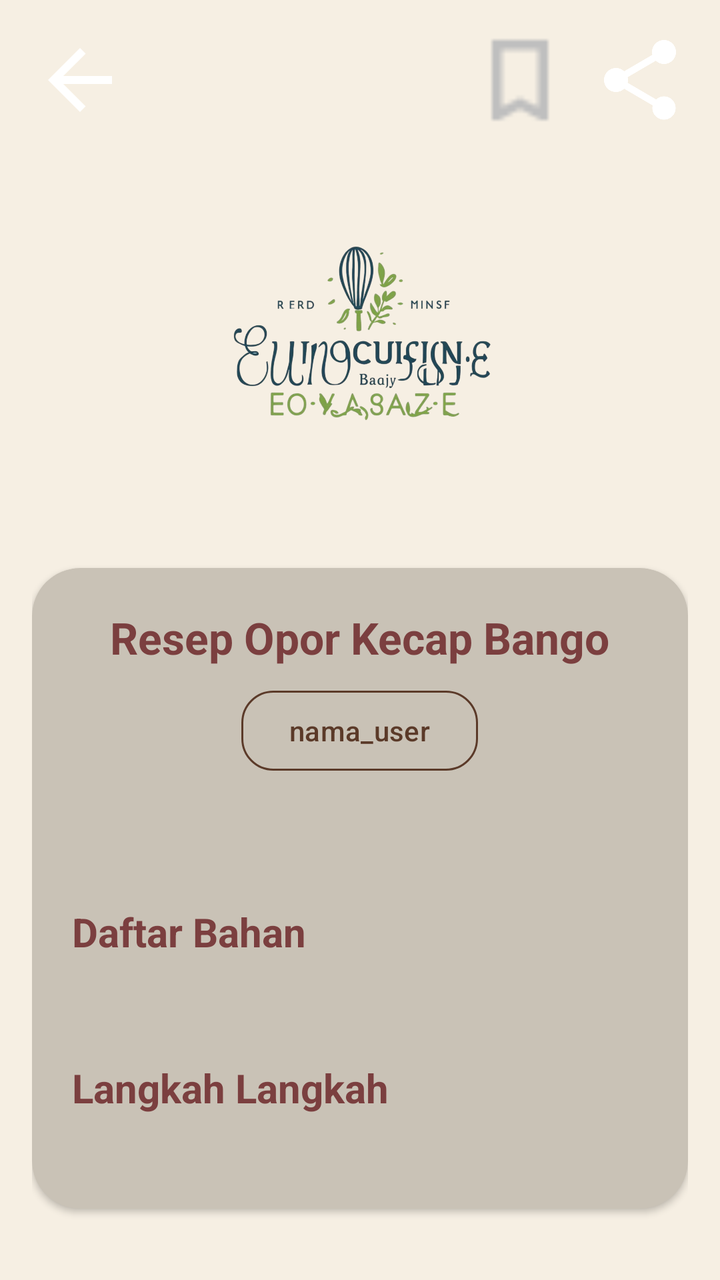
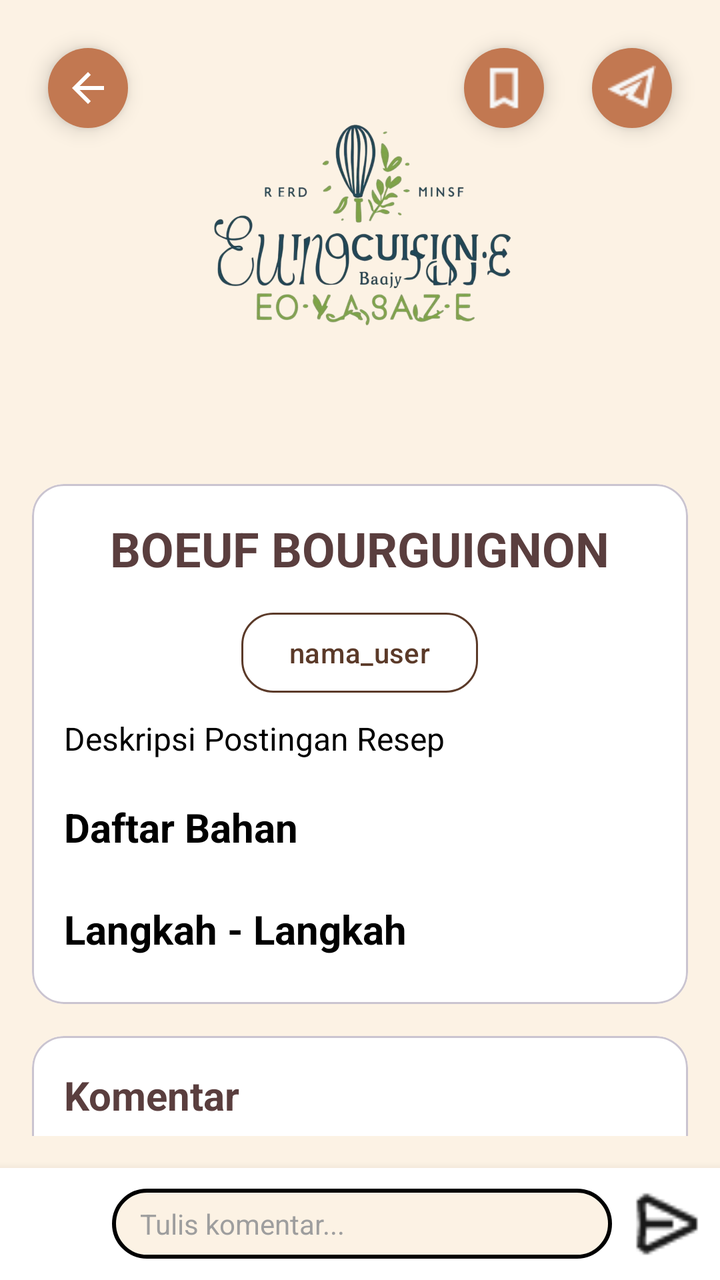

An Android layout rendered at two revisions. The XML below is the earlier revision; the diff shows what the commit changed to produce the second picture.
<!-- AndroidManifest.xml: application theme Theme.Food_Recipe_App -->
<!-- res/layout/activity_detail_user.xml -->
<?xml version="1.0" encoding="utf-8"?>
<androidx.core.widget.NestedScrollView
    xmlns:android="http://schemas.android.com/apk/res/android"
    xmlns:app="http://schemas.android.com/apk/res-auto"
    android:layout_width="match_parent"
    android:layout_height="match_parent"
    android:background="#F6EFE3">

    <LinearLayout
        android:layout_width="match_parent"
        android:layout_height="wrap_content"
        android:orientation="vertical"
        android:padding="16dp">

        
        <LinearLayout
            android:layout_width="match_parent"
            android:layout_height="wrap_content"
            android:gravity="center_vertical">

            <ImageView
                android:id="@+id/btnBack"
                android:layout_width="48dp"
                android:layout_height="48dp"
                android:src="@drawable/arrow"/>

            <View
                android:layout_width="0dp"
                android:layout_height="0dp"
                android:layout_weight="1"/>

            <ImageView
                android:id="@+id/btnBookmark"
                android:layout_width="48dp"
                android:layout_height="48dp"
                android:layout_marginEnd="12dp"
                android:src="@drawable/bookmarkputih"/>

            <ImageView
                android:id="@+id/btnShare"
                android:layout_width="48dp"
                android:layout_height="48dp"
                android:src="@drawable/share"/>
        </LinearLayout>

        
        <ImageView
            android:id="@+id/imgLogo"
            android:layout_width="180dp"
            android:layout_height="180dp"
            android:layout_gravity="center"
            android:layout_marginTop="20dp"
            android:src="@drawable/image_2"
            android:scaleType="fitCenter"/>

        
        <androidx.cardview.widget.CardView
            android:layout_width="match_parent"
            android:layout_height="wrap_content"
            android:layout_marginTop="20dp"
            android:layout_marginBottom="20dp"
            app:cardBackgroundColor="#C9C2B6"
            app:cardCornerRadius="24dp">

            <LinearLayout
                android:layout_width="match_parent"
                android:layout_height="wrap_content"
                android:orientation="vertical"
                android:padding="20dp">

                
                <TextView
                    android:id="@+id/txtJudul"
                    android:layout_width="wrap_content"
                    android:layout_height="wrap_content"
                    android:layout_gravity="center"
                    android:text="Resep Opor Kecap Bango"
                    android:textColor="#7B3F3F"
                    android:textSize="22sp"
                    android:textStyle="bold"/>

                
                <com.google.android.material.button.MaterialButton
                    android:id="@+id/btnUsername"
                    android:layout_width="wrap_content"
                    android:layout_height="wrap_content"
                    android:layout_gravity="center"
                    android:layout_marginTop="8dp"
                    android:text="nama_user"
                    android:textAllCaps="false"
                    android:textColor="#5B3A29"
                    app:backgroundTint="#00000000"
                    app:strokeColor="#5B3A29"
                    app:strokeWidth="1dp"
                    app:cornerRadius="16dp" />

                
                <TextView
                    android:id="@+id/txtDeskripsi"
                    android:layout_width="match_parent"
                    android:layout_height="wrap_content"
                    android:layout_marginTop="20dp"
                    android:textSize="14sp"
                    android:textColor="#000000"/>

                
                <TextView
                    android:layout_width="wrap_content"
                    android:layout_height="wrap_content"
                    android:layout_marginTop="24dp"
                    android:text="Daftar Bahan"
                    android:textColor="#7B3F3F"
                    android:textSize="20sp"
                    android:textStyle="bold"/>

                <TextView
                    android:id="@+id/txtBahan"
                    android:layout_width="match_parent"
                    android:layout_height="wrap_content"
                    android:layout_marginTop="8dp"
                    android:textColor="#000000"
                    android:textSize="14sp"/>

                
                <TextView
                    android:layout_width="wrap_content"
                    android:layout_height="wrap_content"
                    android:layout_marginTop="24dp"
                    android:text="Langkah Langkah"
                    android:textColor="#7B3F3F"
                    android:textSize="20sp"
                    android:textStyle="bold"/>

                <TextView
                    android:id="@+id/txtLangkah"
                    android:layout_width="match_parent"
                    android:layout_height="wrap_content"
                    android:layout_marginTop="8dp"
                    android:textColor="#000000"
                    android:textSize="14sp"/>

            </LinearLayout>

        </androidx.cardview.widget.CardView>

    </LinearLayout>

</androidx.core.widget.NestedScrollView>
<!-- resources referenced by this layout -->
<resources>
  <!-- drawable arrow (drawable) -->
  <vector xmlns:android="http://schemas.android.com/apk/res/android" android:autoMirrored="true" android:height="24dp" android:tint="#FFFFFF" android:viewportHeight="24" android:viewportWidth="24" android:width="24dp">
        
      <path android:fillColor="@android:color/white" android:pathData="M20,11H7.83l5.59,-5.59L12,4l-8,8 8,8 1.41,-1.41L7.83,13H20v-2z"/>
      
  </vector>
  <!-- drawable bookmarkputih: png bitmap (drawable, 259 bytes) -->
  <!-- drawable image_2: png bitmap (drawable, 748539 bytes) -->
  <!-- drawable share (drawable) -->
  <vector xmlns:android="http://schemas.android.com/apk/res/android" android:height="24dp" android:tint="#FFFFFF" android:viewportHeight="24" android:viewportWidth="24" android:width="24dp">
        
      <path android:fillColor="@android:color/white" android:pathData="M18,16.08c-0.76,0 -1.44,0.3 -1.96,0.77L8.91,12.7c0.05,-0.23 0.09,-0.46 0.09,-0.7s-0.04,-0.47 -0.09,-0.7l7.05,-4.11c0.54,0.5 1.25,0.81 2.04,0.81 1.66,0 3,-1.34 3,-3s-1.34,-3 -3,-3 -3,1.34 -3,3c0,0.24 0.04,0.47 0.09,0.7L8.04,9.81C7.5,9.31 6.79,9 6,9c-1.66,0 -3,1.34 -3,3s1.34,3 3,3c0.79,0 1.5,-0.31 2.04,-0.81l7.12,4.16c-0.05,0.21 -0.08,0.43 -0.08,0.65 0,1.61 1.31,2.92 2.92,2.92 1.61,0 2.92,-1.31 2.92,-2.92s-1.31,-2.92 -2.92,-2.92z"/>
      
  </vector>
  <style name="Theme.Food_Recipe_App" parent="Base.Theme.Food_Recipe_App" />
  <style name="Base.Theme.Food_Recipe_App" parent="Theme.Material3.DayNight.NoActionBar">
          
          
      </style>
</resources>

<!-- the commit's change to res/layout/activity_detail_user.xml (unified diff, before → after) -->
@@ -1,148 +1,287 @@
 <?xml version="1.0" encoding="utf-8"?>
-<androidx.core.widget.NestedScrollView
+<androidx.constraintlayout.widget.ConstraintLayout
     xmlns:android="http://schemas.android.com/apk/res/android"
     xmlns:app="http://schemas.android.com/apk/res-auto"
     android:layout_width="match_parent"
-    android:layout_height="match_parent"
-    android:background="#F6EFE3">
-
+    android:layout_height="match_parent">
+
+    
+    <androidx.core.widget.NestedScrollView
+        android:id="@+id/nestedScroll"
+        android:layout_width="match_parent"
+        android:layout_height="0dp"
+        android:background="#fcf2e4"
+        android:padding="16dp"
+        android:fillViewport="true"
+        app:layout_constraintTop_toTopOf="parent"
+        app:layout_constraintBottom_toTopOf="@+id/layoutInputKomen"
+        app:layout_constraintStart_toStartOf="parent"
+        app:layout_constraintEnd_toEndOf="parent">
+
+        <LinearLayout
+            android:id="@+id/layoutContent"
+            android:orientation="vertical"
+            android:layout_width="match_parent"
+            android:layout_height="wrap_content">
+
+            
+
+            
+            <ImageView
+                android:id="@+id/imgHeader"
+                android:layout_width="280dp"
+                android:layout_height="210dp"
+                android:layout_gravity="center"
+                android:padding="20dp"
+                android:src="@drawable/image_2" />
+
+            
+            <com.google.android.material.card.MaterialCardView
+                android:layout_width="match_parent"
+                android:layout_height="wrap_content"
+                android:layout_marginTop="16dp"
+                app:contentPadding="16dp"
+                app:cardBackgroundColor="@color/white"
+                app:cardCornerRadius="16dp">
+
+                <LinearLayout
+                    android:orientation="vertical"
+                    android:layout_width="match_parent"
+                    android:layout_height="wrap_content">
+
+                    
+                    <TextView
+                        android:id="@+id/txtJudul"
+                        android:layout_width="wrap_content"
+                        android:layout_height="wrap_content"
+                        android:text="BOEUF BOURGUIGNON"
+                        android:textSize="24sp"
+                        android:textStyle="bold"
+                        android:textColor="#5a3e3e"
+                        android:paddingBottom="12dp"
+                        android:layout_gravity="center"/>
+
+                    <com.google.android.material.button.MaterialButton
+                        android:id="@+id/btnUsername"
+                        android:layout_width="wrap_content"
+                        android:layout_height="wrap_content"
+                        android:layout_gravity="center"
+                        android:layout_marginBottom="8dp"
+                        android:text="nama_user"
+                        android:textAllCaps="false"
+                        android:textColor="#5B3A29"
+                        app:backgroundTint="#00000000"
+                        app:strokeColor="#5B3A29"
+                        app:strokeWidth="1dp"
+                        app:cornerRadius="16dp" />
+
+                    <TextView
+                        android:id="@+id/txtDesc"
+                        android:layout_width="wrap_content"
+                        android:layout_height="wrap_content"
+                        android:text="Deskripsi Postingan Resep"
+                        android:textSize="16dp"
+                        android:textColor="@color/black"
+                        android:paddingBottom="12dp"/>
+
+
+                    
+                    <TextView
+                        android:id="@+id/txtSubJudulBahan"
+                        android:layout_width="wrap_content"
+                        android:layout_height="wrap_content"
+                        android:text="Daftar Bahan"
+                        android:textSize="20sp"
+                        android:textStyle="bold"
+                        android:paddingTop="8dp"
+                        android:textColor="@color/black"
+                        android:paddingBottom="8dp"/>
+
+                    
+                    <androidx.recyclerview.widget.RecyclerView
+                        android:id="@+id/rvBahan"
+                        android:layout_width="match_parent"
+                        android:layout_height="wrap_content"
+                        android:nestedScrollingEnabled="false"/>
+
+                    
+                    <TextView
+                        android:id="@+id/txtSubJudulLangkah"
+                        android:layout_width="wrap_content"
+                        android:layout_height="wrap_content"
+                        android:text="Langkah - Langkah"
+                        android:textSize="20sp"
+                        android:textStyle="bold"
+                        android:textColor="@color/black"
+                        android:paddingTop="16dp"
+                        android:paddingBottom="8dp"/>
+
+                    
+                    <androidx.recyclerview.widget.RecyclerView
+                        android:id="@+id/rvLangkah"
+                        android:layout_width="match_parent"
+                        android:layout_height="wrap_content"
+                        android:nestedScrollingEnabled="false"/>
+
+                </LinearLayout>
+            </com.google.android.material.card.MaterialCardView>
+
+            
+            <com.google.android.material.card.MaterialCardView
+                android:layout_width="match_parent"
+                android:layout_height="wrap_content"
+                android:layout_marginTop="16dp"
+                app:contentPadding="16dp"
+                app:cardBackgroundColor="@color/white"
+                app:cardCornerRadius="16dp">
+
+                <LinearLayout
+                    android:orientation="vertical"
+                    android:layout_width="match_parent"
+                    android:layout_height="wrap_content">
+
+                    
+                    <TextView
+                        android:id="@+id/txtJudulKomentar"
+                        android:layout_width="wrap_content"
+                        android:layout_height="wrap_content"
+                        android:text="Komentar"
+                        android:textSize="20sp"
+                        android:textStyle="bold"
+                        android:textColor="#5a3e3e"
+                        android:paddingBottom="8dp"/>
+
+                    
+                    <View
+                        android:layout_width="match_parent"
+                        android:layout_height="1dp"
+                        android:background="#e0d0c0"
+                        android:layout_marginBottom="8dp"/>
+
+                    
+                    <androidx.recyclerview.widget.RecyclerView
+                        android:id="@+id/rvKomentar"
+                        android:layout_width="match_parent"
+                        android:layout_height="wrap_content"
+                        android:nestedScrollingEnabled="false"/>
+
+                    
+                    <TextView
+                        android:id="@+id/txtEmptyKomen"
+                        android:layout_width="match_parent"
+                        android:layout_height="wrap_content"
+                        android:text="Belum ada komentar. Jadilah yang pertama!"
+                        android:textSize="13sp"
+                        android:textColor="#9E9E9E"
+                        android:gravity="center"
+                        android:paddingVertical="16dp"
+                        android:visibility="visible"/>
+
+                </LinearLayout>
+            </com.google.android.material.card.MaterialCardView>
+
+            
+            <View
+                android:layout_width="match_parent"
+                android:layout_height="8dp"/>
+
+        </LinearLayout>
+    </androidx.core.widget.NestedScrollView>
+
+    
     <LinearLayout
+        android:id="@+id/layoutInputKomen"
         android:layout_width="match_parent"
         android:layout_height="wrap_content"
-        android:orientation="vertical"
-        android:padding="16dp">
-
-        
-        <LinearLayout
-            android:layout_width="match_parent"
-            android:layout_height="wrap_content"
-            android:gravity="center_vertical">
-
-            <ImageView
-                android:id="@+id/btnBack"
-                android:layout_width="48dp"
-                android:layout_height="48dp"
-                android:src="@drawable/arrow"/>
-
-            <View
-                android:layout_width="0dp"
-                android:layout_height="0dp"
-                android:layout_weight="1"/>
-
-            <ImageView
-                android:id="@+id/btnBookmark"
-                android:layout_width="48dp"
-                android:layout_height="48dp"
-                android:layout_marginEnd="12dp"
-                android:src="@drawable/bookmarkputih"/>
-
-            <ImageView
-                android:id="@+id/btnShare"
-                android:layout_width="48dp"
-                android:layout_height="48dp"
-                android:src="@drawable/share"/>
-        </LinearLayout>
+        android:orientation="horizontal"
+        android:background="@color/white"
+        android:padding="10dp"
+        android:gravity="center_vertical"
+        android:elevation="8dp"
+        app:layout_constraintBottom_toBottomOf="parent"
+        app:layout_constraintStart_toStartOf="parent"
+        app:layout_constraintEnd_toEndOf="parent">
 
         
         <ImageView
-            android:id="@+id/imgLogo"
-            android:layout_width="180dp"
-            android:layout_height="180dp"
-            android:layout_gravity="center"
-            android:layout_marginTop="20dp"
-            android:src="@drawable/image_2"
-            android:scaleType="fitCenter"/>
+            android:id="@+id/imgProfilUser"
+            android:layout_width="36dp"
+            android:layout_height="36dp"
+            android:src="@drawable/ic_star_border"
+            android:scaleType="centerCrop"
+            android:layout_marginEnd="10dp"/>
 
         
-        <androidx.cardview.widget.CardView
-            android:layout_width="match_parent"
+        <EditText
+            android:id="@+id/editKomentar"
+            android:layout_width="0dp"
             android:layout_height="wrap_content"
-            android:layout_marginTop="20dp"
-            android:layout_marginBottom="20dp"
-            app:cardBackgroundColor="#C9C2B6"
-            app:cardCornerRadius="24dp">
-
-            <LinearLayout
-                android:layout_width="match_parent"
-                android:layout_height="wrap_content"
-                android:orientation="vertical"
-                android:padding="20dp">
-
-                
-                <TextView
-                    android:id="@+id/txtJudul"
-                    android:layout_width="wrap_content"
-                    android:layout_height="wrap_content"
-                    android:layout_gravity="center"
-                    android:text="Resep Opor Kecap Bango"
-                    android:textColor="#7B3F3F"
-                    android:textSize="22sp"
-                    android:textStyle="bold"/>
-
-                
-                <com.google.android.material.button.MaterialButton
-                    android:id="@+id/btnUsername"
-                    android:layout_width="wrap_content"
-                    android:layout_height="wrap_content"
-                    android:layout_gravity="center"
-                    android:layout_marginTop="8dp"
-                    android:text="nama_user"
-                    android:textAllCaps="false"
-                    android:textColor="#5B3A29"
-                    app:backgroundTint="#00000000"
-                    app:strokeColor="#5B3A29"
-                    app:strokeWidth="1dp"
-                    app:cornerRadius="16dp" />
-
-                
-                <TextView
-                    android:id="@+id/txtDeskripsi"
-                    android:layout_width="match_parent"
-                    android:layout_height="wrap_content"
-                    android:layout_marginTop="20dp"
-                    android:textSize="14sp"
-                    android:textColor="#000000"/>
-
-                
-                <TextView
-                    android:layout_width="wrap_content"
-                    android:layout_height="wrap_content"
-                    android:layout_marginTop="24dp"
-                    android:text="Daftar Bahan"
-                    android:textColor="#7B3F3F"
-                    android:textSize="20sp"
-                    android:textStyle="bold"/>
-
-                <TextView
-                    android:id="@+id/txtBahan"
-                    android:layout_width="match_parent"
-                    android:layout_height="wrap_content"
-                    android:layout_marginTop="8dp"
-                    android:textColor="#000000"
-                    android:textSize="14sp"/>
-
-                
-                <TextView
-                    android:layout_width="wrap_content"
-                    android:layout_height="wrap_content"
-                    android:layout_marginTop="24dp"
-                    android:text="Langkah Langkah"
-                    android:textColor="#7B3F3F"
-                    android:textSize="20sp"
-                    android:textStyle="bold"/>
-
-                <TextView
-                    android:id="@+id/txtLangkah"
-                    android:layout_width="match_parent"
-                    android:layout_height="wrap_content"
-                    android:layout_marginTop="8dp"
-                    android:textColor="#000000"
-                    android:textSize="14sp"/>
-
-            </LinearLayout>
-
-        </androidx.cardview.widget.CardView>
+            android:layout_weight="1"
+            android:hint="Tulis komentar..."
+            android:textSize="14sp"
+            android:textColor="#3A3A3A"
+            android:textColorHint="#9E9E9E"
+            android:background="@drawable/bg_search"
+            android:paddingHorizontal="14dp"
+            android:paddingVertical="8dp"
+            android:maxLines="3"
+            android:inputType="textMultiLine"/>
+
+        
+        <ImageButton
+            android:id="@+id/btnKirimKomen"
+            android:layout_width="36dp"
+            android:layout_height="36dp"
+            android:src="@drawable/sent"
+            android:background="@android:color/transparent"
+            android:scaleType="fitCenter"
+            android:layout_marginStart="8dp"
+            android:contentDescription="Kirim"/>
 
     </LinearLayout>
 
-</androidx.core.widget.NestedScrollView>
+    
+
+    <ImageButton
+        android:id="@+id/btnBack"
+        android:layout_width="40dp"
+        android:layout_height="40dp"
+        android:layout_margin="24dp"
+        android:src="@drawable/arrow"
+        android:scaleType="center"
+        android:padding="10dp"
+        android:background="@drawable/bg_button"
+        android:elevation="6dp"
+        app:layout_constraintStart_toStartOf="parent"
+        app:layout_constraintTop_toTopOf="parent"
+        android:contentDescription="Back"/>
+
+    <ImageButton
+        android:id="@+id/btnShare"
+        android:layout_width="40dp"
+        android:layout_height="40dp"
+        android:layout_margin="24dp"
+        android:background="@drawable/bg_button"
+        android:contentDescription="Share"
+        android:elevation="6dp"
+        android:padding="10dp"
+        android:scaleType="center"
+        android:src="@drawable/telegramapp_1"
+        app:layout_constraintEnd_toEndOf="parent"
+        app:layout_constraintTop_toTopOf="parent"/>
+
+    <ImageButton
+        android:id="@+id/btnFavorite"
+        android:layout_width="40dp"
+        android:layout_height="40dp"
+        android:layout_margin="24dp"
+        android:background="@drawable/bg_button"
+        android:contentDescription="Favorit"
+        android:elevation="6dp"
+        android:padding="10dp"
+        android:scaleType="center"
+        android:src="@drawable/bookmark_1"
+        app:layout_constraintEnd_toStartOf="@+id/btnShare"
+        app:layout_constraintTop_toTopOf="parent"/>
+
+</androidx.constraintlayout.widget.ConstraintLayout>
<!-- resource entries referenced after the edit -->
@@ -1,19 +1,41 @@
 <!-- resources referenced by this layout -->
 <resources>
+  <color name="black">#FF000000</color>
+  <color name="white">#FFFFFFFF</color>
   <!-- drawable arrow (drawable) -->
   <vector xmlns:android="http://schemas.android.com/apk/res/android" android:autoMirrored="true" android:height="24dp" android:tint="#FFFFFF" android:viewportHeight="24" android:viewportWidth="24" android:width="24dp">
         
       <path android:fillColor="@android:color/white" android:pathData="M20,11H7.83l5.59,-5.59L12,4l-8,8 8,8 1.41,-1.41L7.83,13H20v-2z"/>
       
   </vector>
-  <!-- drawable bookmarkputih: png bitmap (drawable, 259 bytes) -->
+  <!-- drawable bg_button (drawable) -->
+  <?xml version="1.0" encoding="utf-8"?>
+  <shape xmlns:android="http://schemas.android.com/apk/res/android"
+      android:shape="oval">
+      <solid android:color="#c27851"/>
+      <stroke android:width="0dp" android:color="@android:color/transparent"/>
+  </shape>
+  <!-- drawable bg_search (drawable) -->
+  <shape xmlns:android="http://schemas.android.com/apk/res/android"
+      android:shape="rectangle">
+      <solid android:color="#fcf2e4" />
+      <stroke android:width="2dp" android:color="#000000" />
+      <corners android:radius="30dp" />
+  </shape>
+  <!-- drawable bookmark_1: png bitmap (drawable, 276 bytes) -->
+  <!-- drawable ic_star_border (drawable) -->
+  <vector xmlns:android="http://schemas.android.com/apk/res/android"
+      android:width="24dp"
+      android:height="24dp"
+      android:viewportWidth="24"
+      android:viewportHeight="24">
+      <path
+          android:fillColor="#FFFFFF"
+          android:pathData="M22,9.24l-7.19,-0.62L12,2 9.19,8.63 2,9.24l5.46,4.73L5.82,21 12,17.27 18.18,21l-1.63,-7.03L22,9.24zM12,15.4l-3.76,2.27 1,-4.28 -3.32,-2.88 4.38,-0.38L12,6.1l1.71,4.02 4.38,0.38 -3.32,2.88 1,4.28L12,15.4z"/>
+  </vector>
   <!-- drawable image_2: png bitmap (drawable, 748539 bytes) -->
-  <!-- drawable share (drawable) -->
-  <vector xmlns:android="http://schemas.android.com/apk/res/android" android:height="24dp" android:tint="#FFFFFF" android:viewportHeight="24" android:viewportWidth="24" android:width="24dp">
-        
-      <path android:fillColor="@android:color/white" android:pathData="M18,16.08c-0.76,0 -1.44,0.3 -1.96,0.77L8.91,12.7c0.05,-0.23 0.09,-0.46 0.09,-0.7s-0.04,-0.47 -0.09,-0.7l7.05,-4.11c0.54,0.5 1.25,0.81 2.04,0.81 1.66,0 3,-1.34 3,-3s-1.34,-3 -3,-3 -3,1.34 -3,3c0,0.24 0.04,0.47 0.09,0.7L8.04,9.81C7.5,9.31 6.79,9 6,9c-1.66,0 -3,1.34 -3,3s1.34,3 3,3c0.79,0 1.5,-0.31 2.04,-0.81l7.12,4.16c-0.05,0.21 -0.08,0.43 -0.08,0.65 0,1.61 1.31,2.92 2.92,2.92 1.61,0 2.92,-1.31 2.92,-2.92s-1.31,-2.92 -2.92,-2.92z"/>
-      
-  </vector>
+  <!-- drawable sent: png bitmap (drawable, 500 bytes) -->
+  <!-- drawable telegramapp_1: png bitmap (drawable, 531 bytes) -->
   <style name="Theme.Food_Recipe_App" parent="Base.Theme.Food_Recipe_App" />
   <style name="Base.Theme.Food_Recipe_App" parent="Theme.Material3.DayNight.NoActionBar">
           
